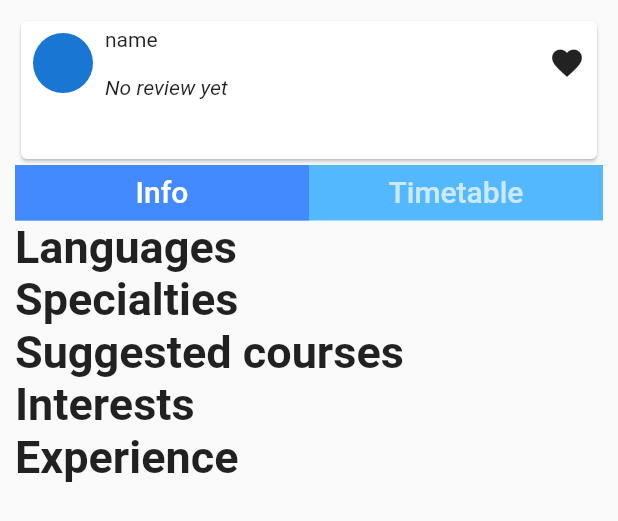
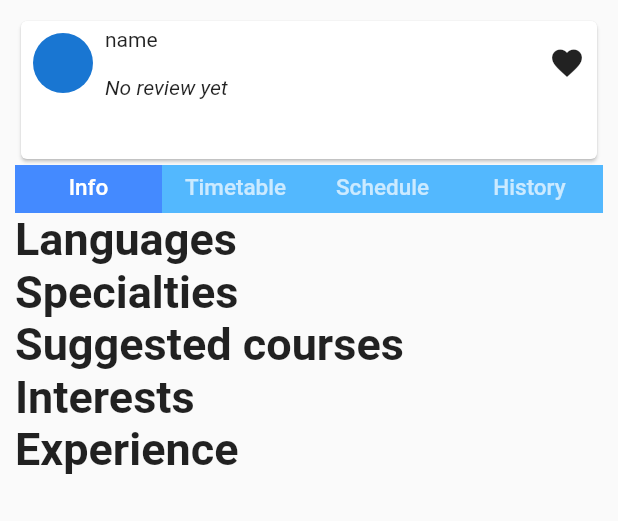
Before and after one commit to manhvu0803/let_tutor, a Flutter app: the TutorInfoScreen widget shown alone on an empty page, opened directly, on a phone screen of 412 x 824 dp. Shown: the top 521 px of the screen. Run offline on Flutter 3.47's test engine with Material 2 defaults, Android fonts, the phone set to English and light mode, and no system bars.

Commit message:
add timetable widget

```diff
--- a/lib/screens/tutor_info_screen.dart
+++ b/lib/screens/tutor_info_screen.dart
@@ -1,5 +1,6 @@
 import 'package:flutter/material.dart';
 import 'package:let_tutor/screens/screen.dart';
+import 'package:let_tutor/widgets/timetable.dart';
 import 'package:let_tutor/widgets/tutor_card.dart';
 
 class TutorInfoScreen extends StatelessWidget {
@@ -7,12 +8,12 @@ class TutorInfoScreen extends StatelessWidget {
 
   static const _boldTitleStyle = TextStyle(fontSize: 30, fontWeight: FontWeight.bold);
 
-  static const _tabLabelStyle = TextStyle(fontSize: 20);
+  static const _tabLabelStyle = TextStyle(fontSize: 15);
 
   @override
   Widget build(BuildContext context) {
     return DefaultTabController(
-      length: 2,
+      length: 4,
       child: Screen(
         child: Column(
           children: [
@@ -25,13 +26,16 @@ class TutorInfoScreen extends StatelessWidget {
                 indicator: BoxDecoration(color: Colors.blueAccent),
                 tabs: [
                   Text("Info"),
-                  Text("Timetable")
+                  Text("Timetable"),
+                  Text("Schedule"),
+                  Text("History")
                 ]
               ),
             ),
-            SizedBox(
-              height: 200,
-              child: TabBarView(children: [
+            Expanded(
+              child: TabBarView(
+                physics: const NeverScrollableScrollPhysics(),
+                children: [
                   DefaultTextStyle.merge(
                     style: _boldTitleStyle,
                     child: Column(
@@ -46,8 +50,11 @@ class TutorInfoScreen extends StatelessWidget {
                       ]
                     ),
                   ),
-                Column()
-              ]),
+                  const Timetable(),
+                  Column(),
+                  Column(),
+                ]
+              ),
             )
           ],
         )
```
Also changed, not shown: lib/widgets/timetable.dart (added, +54 -0 lines). Lines whose indentation alone changed are shown as unchanged.
